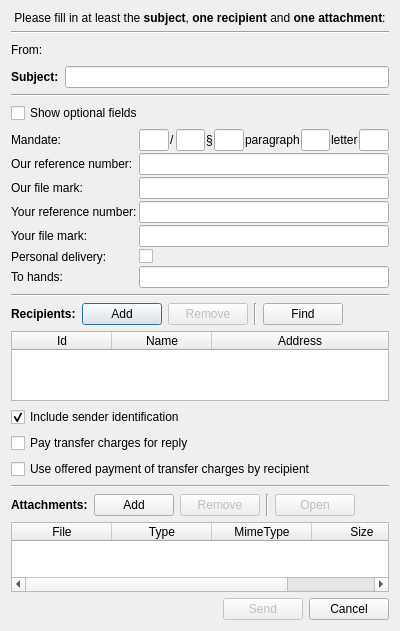
Old version of the form src/gui/ui/dlg_send_message.ui in the repository psakar/datovka.
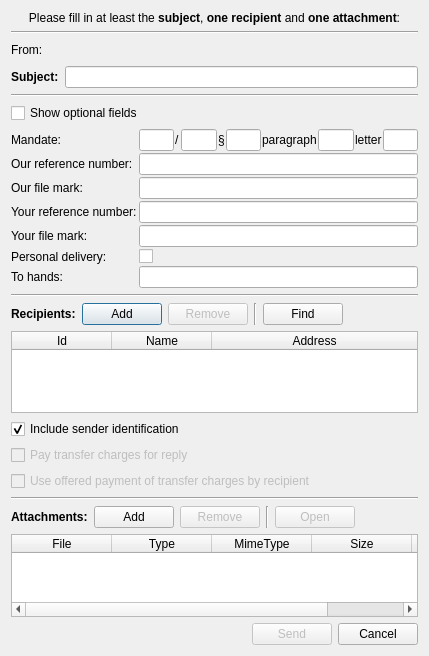
New version of the form. Icons and pictures are not drawn.

Commit message: Added sending of single/multiple message to the ISDS

Diff of the .ui file:
```diff
--- a/src/gui/ui/dlg_send_message.ui
+++ b/src/gui/ui/dlg_send_message.ui
@@ -6,8 +6,8 @@
    <rect>
     <x>0</x>
     <y>0</y>
-    <width>400</width>
-    <height>611</height>
+    <width>429</width>
+    <height>656</height>
    </rect>
   </property>
   <property name="font">
@@ -450,6 +450,9 @@
    </item>
    <item>
     <widget class="QCheckBox" name="payCheckBox_2">
+     <property name="enabled">
+      <bool>false</bool>
+     </property>
      <property name="font">
       <font>
        <weight>50</weight>
@@ -463,6 +466,9 @@
    </item>
    <item>
     <widget class="QCheckBox" name="useCheckBox_3">
+     <property name="enabled">
+      <bool>false</bool>
+     </property>
      <property name="font">
       <font>
        <weight>50</weight>
@@ -639,6 +645,11 @@
        <string>Size</string>
       </property>
      </column>
+     <column>
+      <property name="text">
+       <string>FilePath</string>
+      </property>
+     </column>
     </widget>
    </item>
    <item>
```
Left out of the diff: 24 changed lines with no effect on the pictures. The commit also changes 6 other files.
